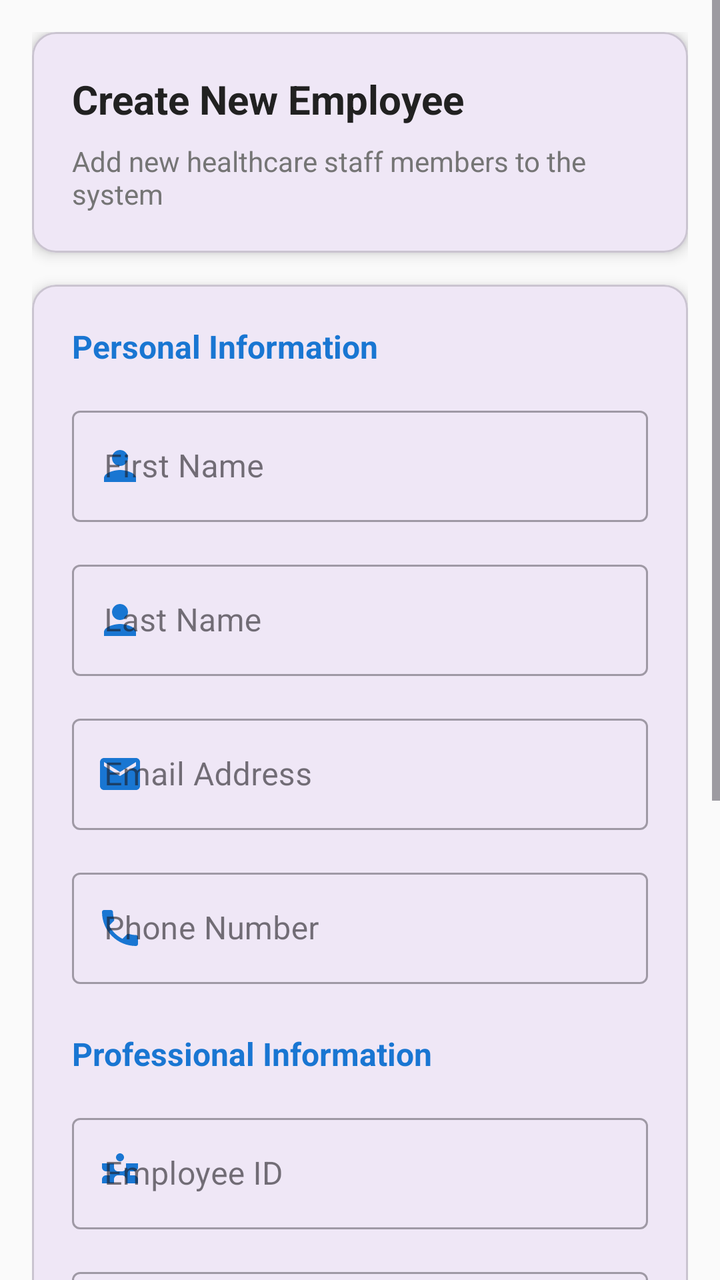
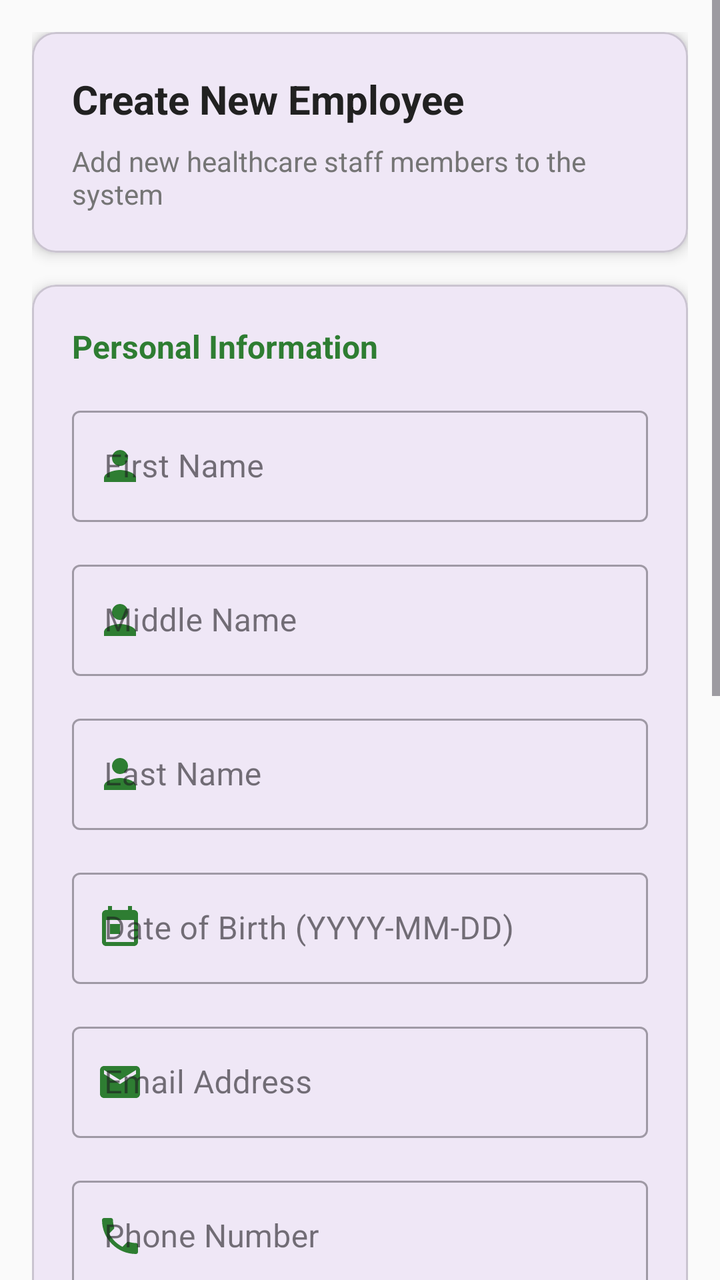

Compare the two renders of this Android layout. The source of the first and the diff that turns it into the second are given below.
<!-- AndroidManifest.xml: application theme Theme.H_CAS -->
<!-- res/layout/fragment_create_employee.xml -->
<?xml version="1.0" encoding="utf-8"?>
<ScrollView xmlns:android="http://schemas.android.com/apk/res/android"
    xmlns:app="http://schemas.android.com/apk/res-auto"
    android:layout_width="match_parent"
    android:layout_height="match_parent"
    android:background="@color/background_light"
    android:fillViewport="true">

    <LinearLayout
        android:layout_width="match_parent"
        android:layout_height="wrap_content"
        android:orientation="vertical"
        android:padding="16dp">

        
        <com.google.android.material.card.MaterialCardView
            android:layout_width="match_parent"
            android:layout_height="wrap_content"
            android:layout_marginBottom="16dp"
            app:cardCornerRadius="12dp"
            app:cardElevation="4dp">

            <LinearLayout
                android:layout_width="match_parent"
                android:layout_height="wrap_content"
                android:orientation="vertical"
                android:padding="20dp">

                <TextView
                    android:layout_width="wrap_content"
                    android:layout_height="wrap_content"
                    android:text="Create New Employee"
                    android:textSize="20sp"
                    android:textStyle="bold"
                    android:textColor="@color/text_primary" />

                <TextView
                    android:layout_width="wrap_content"
                    android:layout_height="wrap_content"
                    android:layout_marginTop="8dp"
                    android:text="Add new healthcare staff members to the system"
                    android:textSize="14sp"
                    android:textColor="@color/text_secondary" />

            </LinearLayout>

        </com.google.android.material.card.MaterialCardView>

        
        <com.google.android.material.card.MaterialCardView
            android:layout_width="match_parent"
            android:layout_height="wrap_content"
            android:layout_marginBottom="16dp"
            app:cardCornerRadius="12dp"
            app:cardElevation="4dp">

            <LinearLayout
                android:layout_width="match_parent"
                android:layout_height="wrap_content"
                android:orientation="vertical"
                android:padding="20dp">

                
                <TextView
                    android:layout_width="wrap_content"
                    android:layout_height="wrap_content"
                    android:text="Personal Information"
                    android:textSize="16sp"
                    android:textStyle="bold"
                    android:textColor="@color/primary_blue"
                    android:layout_marginBottom="16dp" />

                
                <com.google.android.material.textfield.TextInputLayout
                    android:id="@+id/firstNameLayout"
                    android:layout_width="match_parent"
                    android:layout_height="wrap_content"
                    android:layout_marginBottom="16dp"
                    android:hint="First Name"
                    app:startIconDrawable="@drawable/ic_person"
                    app:startIconTint="@color/primary_blue"
                    style="@style/Widget.MaterialComponents.TextInputLayout.OutlinedBox">

                    <com.google.android.material.textfield.TextInputEditText
                        android:id="@+id/firstNameEditText"
                        android:layout_width="match_parent"
                        android:layout_height="wrap_content"
                        android:inputType="textPersonName" />

                </com.google.android.material.textfield.TextInputLayout>

                
                <com.google.android.material.textfield.TextInputLayout
                    android:id="@+id/lastNameLayout"
                    android:layout_width="match_parent"
                    android:layout_height="wrap_content"
                    android:layout_marginBottom="16dp"
                    android:hint="Last Name"
                    app:startIconDrawable="@drawable/ic_person"
                    app:startIconTint="@color/primary_blue"
                    style="@style/Widget.MaterialComponents.TextInputLayout.OutlinedBox">

                    <com.google.android.material.textfield.TextInputEditText
                        android:id="@+id/lastNameEditText"
                        android:layout_width="match_parent"
                        android:layout_height="wrap_content"
                        android:inputType="textPersonName" />

                </com.google.android.material.textfield.TextInputLayout>

                
                <com.google.android.material.textfield.TextInputLayout
                    android:id="@+id/emailLayout"
                    android:layout_width="match_parent"
                    android:layout_height="wrap_content"
                    android:layout_marginBottom="16dp"
                    android:hint="Email Address"
                    app:startIconDrawable="@drawable/ic_email"
                    app:startIconTint="@color/primary_blue"
                    style="@style/Widget.MaterialComponents.TextInputLayout.OutlinedBox">

                    <com.google.android.material.textfield.TextInputEditText
                        android:id="@+id/emailEditText"
                        android:layout_width="match_parent"
                        android:layout_height="wrap_content"
                        android:inputType="textEmailAddress" />

                </com.google.android.material.textfield.TextInputLayout>

                
                <com.google.android.material.textfield.TextInputLayout
                    android:id="@+id/phoneLayout"
                    android:layout_width="match_parent"
                    android:layout_height="wrap_content"
                    android:layout_marginBottom="24dp"
                    android:hint="Phone Number"
                    app:startIconDrawable="@drawable/ic_phone"
                    app:startIconTint="@color/primary_blue"
                    style="@style/Widget.MaterialComponents.TextInputLayout.OutlinedBox">

                    <com.google.android.material.textfield.TextInputEditText
                        android:id="@+id/phoneEditText"
                        android:layout_width="match_parent"
                        android:layout_height="wrap_content"
                        android:inputType="phone" />

                </com.google.android.material.textfield.TextInputLayout>

                
                <TextView
                    android:layout_width="wrap_content"
                    android:layout_height="wrap_content"
                    android:text="Professional Information"
                    android:textSize="16sp"
                    android:textStyle="bold"
                    android:textColor="@color/primary_blue"
                    android:layout_marginBottom="16dp" />

                
                <com.google.android.material.textfield.TextInputLayout
                    android:id="@+id/employeeIdLayout"
                    android:layout_width="match_parent"
                    android:layout_height="wrap_content"
                    android:layout_marginBottom="16dp"
                    android:hint="Employee ID"
                    app:startIconDrawable="@drawable/ic_badge"
                    app:startIconTint="@color/primary_blue"
                    style="@style/Widget.MaterialComponents.TextInputLayout.OutlinedBox">

                    <com.google.android.material.textfield.TextInputEditText
                        android:id="@+id/employeeIdEditText"
                        android:layout_width="match_parent"
                        android:layout_height="wrap_content"
                        android:inputType="text"
                        android:enabled="false"
                        android:focusable="false"
                        android:clickable="false" />

                </com.google.android.material.textfield.TextInputLayout>

                
                <com.google.android.material.textfield.TextInputLayout
                    android:id="@+id/roleLayout"
                    android:layout_width="match_parent"
                    android:layout_height="wrap_content"
                    android:layout_marginBottom="24dp"
                    android:hint="Select Role"
                    app:startIconDrawable="@drawable/ic_work"
                    app:startIconTint="@color/primary_blue"
                    style="@style/Widget.MaterialComponents.TextInputLayout.OutlinedBox.ExposedDropdownMenu">

                    <com.google.android.material.textfield.MaterialAutoCompleteTextView
                        android:id="@+id/roleAutoCompleteTextView"
                        android:layout_width="match_parent"
                        android:layout_height="wrap_content"
                        android:inputType="none" />

                </com.google.android.material.textfield.TextInputLayout>

                
                <TextView
                    android:layout_width="wrap_content"
                    android:layout_height="wrap_content"
                    android:text="Account Information"
                    android:textSize="16sp"
                    android:textStyle="bold"
                    android:textColor="@color/primary_blue"
                    android:layout_marginBottom="16dp" />

                
                <com.google.android.material.textfield.TextInputLayout
                    android:id="@+id/usernameLayout"
                    android:layout_width="match_parent"
                    android:layout_height="wrap_content"
                    android:layout_marginBottom="16dp"
                    android:hint="Username"
                    app:startIconDrawable="@drawable/ic_person"
                    app:startIconTint="@color/primary_blue"
                    style="@style/Widget.MaterialComponents.TextInputLayout.OutlinedBox">

                    <com.google.android.material.textfield.TextInputEditText
                        android:id="@+id/usernameEditText"
                        android:layout_width="match_parent"
                        android:layout_height="wrap_content"
                        android:inputType="text" />

                </com.google.android.material.textfield.TextInputLayout>

                
                <com.google.android.material.textfield.TextInputLayout
                    android:id="@+id/passwordLayout"
                    android:layout_width="match_parent"
                    android:layout_height="wrap_content"
                    android:layout_marginBottom="24dp"
                    android:hint="Password"
                    app:startIconDrawable="@drawable/ic_lock"
                    app:startIconTint="@color/primary_blue"
                    app:endIconMode="password_toggle"
                    app:endIconTint="@color/primary_blue"
                    style="@style/Widget.MaterialComponents.TextInputLayout.OutlinedBox">

                    <com.google.android.material.textfield.TextInputEditText
                        android:id="@+id/passwordEditText"
                        android:layout_width="match_parent"
                        android:layout_height="wrap_content"
                        android:inputType="textPassword" />

                </com.google.android.material.textfield.TextInputLayout>

                
                <com.google.android.material.button.MaterialButton
                    android:id="@+id/createEmployeeButton"
                    android:layout_width="match_parent"
                    android:layout_height="56dp"
                    android:text="Create Employee"
                    android:textSize="16sp"
                    android:textStyle="bold"
                    app:cornerRadius="8dp"
                    app:backgroundTint="@color/primary_blue"
                    android:textColor="@color/white" />

            </LinearLayout>

        </com.google.android.material.card.MaterialCardView>

    </LinearLayout>

</ScrollView>
<!-- resources referenced by this layout -->
<resources>
  <color name="background_light">#FAFAFA</color>
  <color name="primary_blue">#1976D2</color>
  <color name="text_primary">#212121</color>
  <color name="text_secondary">#757575</color>
  <color name="white">#FFFFFFFF</color>
  <!-- drawable ic_badge (drawable) -->
  <vector xmlns:android="http://schemas.android.com/apk/res/android"
      android:width="24dp"
      android:height="24dp"
      android:viewportWidth="24"
      android:viewportHeight="24"
      android:tint="?attr/colorOnSurface">
    <path
        android:fillColor="@android:color/white"
        android:pathData="M12,2C13.1,2 14,2.9 14,4C14,5.1 13.1,6 12,6C10.9,6 10,5.1 10,4C10,2.9 10.9,2 12,2ZM21,9V7L15,7V9C15,10.1 14.1,11 13,11H11C9.9,11 9,10.1 9,9V7H3V9C3,10.1 3.9,11 5,11H7V13H5C3.9,13 3,13.9 3,15V17H9V15C9,13.9 9.9,13 11,13H13C14.1,13 15,13.9 15,15V17H21V15C21,13.9 20.1,13 19,13H17V11H19C20.1,11 21,10.1 21,9Z"/>
  </vector>
  <!-- drawable ic_email (drawable) -->
  <vector xmlns:android="http://schemas.android.com/apk/res/android"
      android:width="24dp"
      android:height="24dp"
      android:viewportWidth="24"
      android:viewportHeight="24"
      android:tint="@color/primary_blue">
    <path
        android:fillColor="@android:color/white"
        android:pathData="M20,4L4,4c-1.1,0 -1.99,0.9 -1.99,2L2,18c0,1.1 0.9,2 2,2h16c1.1,0 2,-0.9 2,-2L22,6c0,-1.1 -0.9,-2 -2,-2zM20,8l-8,5 -8,-5L4,6l8,5 8,-5v2z"/>
  </vector>
  <!-- drawable ic_person (drawable) -->
  <vector xmlns:android="http://schemas.android.com/apk/res/android"
      android:width="24dp"
      android:height="24dp"
      android:viewportWidth="24"
      android:viewportHeight="24"
      android:tint="?attr/colorOnSurface">
    <path
        android:fillColor="@android:color/white"
        android:pathData="M12,12c2.21,0 4,-1.79 4,-4s-1.79,-4 -4,-4 -4,1.79 -4,4 1.79,4 4,4zM12,14c-2.67,0 -8,1.34 -8,4v2h16v-2c0,-2.66 -5.33,-4 -8,-4z"/>
  </vector>
  <!-- drawable ic_phone (drawable) -->
  <vector xmlns:android="http://schemas.android.com/apk/res/android"
      android:width="24dp"
      android:height="24dp"
      android:viewportWidth="24"
      android:viewportHeight="24"
      android:tint="@color/primary_blue">
    <path
        android:fillColor="@android:color/white"
        android:pathData="M6.62,10.79c1.44,2.83 3.76,5.14 6.59,6.59l2.2,-2.2c0.27,-0.27 0.67,-0.36 1.02,-0.24 1.12,0.37 2.33,0.57 3.57,0.57 0.55,0 1,0.45 1,1V20c0,0.55 -0.45,1 -1,1 -9.39,0 -17,-7.61 -17,-17 0,-0.55 0.45,-1 1,-1h3.5c0.55,0 1,0.45 1,1 0,1.25 0.2,2.45 0.57,3.57 0.11,0.35 0.03,0.74 -0.25,1.02l-2.2,2.2z"/>
  </vector>
  <!-- drawable ic_work (drawable) -->
  <vector xmlns:android="http://schemas.android.com/apk/res/android"
      android:width="24dp"
      android:height="24dp"
      android:viewportWidth="24"
      android:viewportHeight="24"
      android:tint="@color/primary_blue">
    <path
        android:fillColor="@android:color/white"
        android:pathData="M20,6h-2L18,4c0,-1.11 -0.89,-2 -2,-2L8,2C6.89,2 6,2.89 6,4v2L4,6c-1.11,0 -1.99,0.89 -1.99,2L2,19c0,1.11 0.89,2 2,2h16c1.11,0 2,-0.89 2,-2L22,8c0,-1.11 -0.89,-2 -2,-2zM8,4h8v2L8,6L8,4zM20,19L4,19v-5h16v5zM20,12L4,12L4,8h16v4z"/>
  </vector>
  <style name="Theme.H_CAS" parent="Base.Theme.H_CAS" />
  <style name="Base.Theme.H_CAS" parent="Theme.Material3.DayNight.NoActionBar">
          
          
      </style>
  <!-- unchanged entries left out for length: 1 -->
</resources>

<!-- the commit's change to res/layout/fragment_create_employee.xml (unified diff, before → after) -->
@@ -67,7 +67,7 @@
                     android:text="Personal Information"
                     android:textSize="16sp"
                     android:textStyle="bold"
-                    android:textColor="@color/primary_blue"
+                    android:textColor="@color/admin_deep_purple"
                     android:layout_marginBottom="16dp" />
 
                 
@@ -78,11 +78,30 @@
                     android:layout_marginBottom="16dp"
                     android:hint="First Name"
                     app:startIconDrawable="@drawable/ic_person"
-                    app:startIconTint="@color/primary_blue"
+                    app:startIconTint="@color/admin_deep_purple"
                     style="@style/Widget.MaterialComponents.TextInputLayout.OutlinedBox">
 
                     <com.google.android.material.textfield.TextInputEditText
                         android:id="@+id/firstNameEditText"
+                        android:layout_width="match_parent"
+                        android:layout_height="wrap_content"
+                        android:inputType="textPersonName" />
+
+                </com.google.android.material.textfield.TextInputLayout>
+
+                
+                <com.google.android.material.textfield.TextInputLayout
+                    android:id="@+id/middleNameLayout"
+                    android:layout_width="match_parent"
+                    android:layout_height="wrap_content"
+                    android:layout_marginBottom="16dp"
+                    android:hint="Middle Name"
+                    app:startIconDrawable="@drawable/ic_person"
+                    app:startIconTint="@color/admin_deep_purple"
+                    style="@style/Widget.MaterialComponents.TextInputLayout.OutlinedBox">
+
+                    <com.google.android.material.textfield.TextInputEditText
+                        android:id="@+id/middleNameEditText"
                         android:layout_width="match_parent"
                         android:layout_height="wrap_content"
                         android:inputType="textPersonName" />
@@ -97,7 +116,7 @@
                     android:layout_marginBottom="16dp"
                     android:hint="Last Name"
                     app:startIconDrawable="@drawable/ic_person"
-                    app:startIconTint="@color/primary_blue"
+                    app:startIconTint="@color/admin_deep_purple"
                     style="@style/Widget.MaterialComponents.TextInputLayout.OutlinedBox">
 
                     <com.google.android.material.textfield.TextInputEditText
@@ -105,6 +124,28 @@
                         android:layout_width="match_parent"
                         android:layout_height="wrap_content"
                         android:inputType="textPersonName" />
+
+                </com.google.android.material.textfield.TextInputLayout>
+
+                
+                <com.google.android.material.textfield.TextInputLayout
+                    android:id="@+id/dateOfBirthLayout"
+                    android:layout_width="match_parent"
+                    android:layout_height="wrap_content"
+                    android:layout_marginBottom="16dp"
+                    android:hint="Date of Birth (YYYY-MM-DD)"
+                    app:startIconDrawable="@drawable/ic_calendar"
+                    app:startIconTint="@color/admin_deep_purple"
+                    style="@style/Widget.MaterialComponents.TextInputLayout.OutlinedBox">
+
+                    <com.google.android.material.textfield.TextInputEditText
+                        android:id="@+id/dateOfBirthEditText"
+                        android:layout_width="match_parent"
+                        android:layout_height="wrap_content"
+                        android:inputType="none"
+                        android:focusable="true"
+                        android:clickable="true"
+                        android:cursorVisible="false" />
 
                 </com.google.android.material.textfield.TextInputLayout>
 
@@ -116,7 +157,7 @@
                     android:layout_marginBottom="16dp"
                     android:hint="Email Address"
                     app:startIconDrawable="@drawable/ic_email"
-                    app:startIconTint="@color/primary_blue"
+                    app:startIconTint="@color/admin_deep_purple"
                     style="@style/Widget.MaterialComponents.TextInputLayout.OutlinedBox">
 
                     <com.google.android.material.textfield.TextInputEditText
@@ -135,7 +176,7 @@
                     android:layout_marginBottom="24dp"
                     android:hint="Phone Number"
                     app:startIconDrawable="@drawable/ic_phone"
-                    app:startIconTint="@color/primary_blue"
+                    app:startIconTint="@color/admin_deep_purple"
                     style="@style/Widget.MaterialComponents.TextInputLayout.OutlinedBox">
 
                     <com.google.android.material.textfield.TextInputEditText
@@ -153,7 +194,7 @@
                     android:text="Professional Information"
                     android:textSize="16sp"
                     android:textStyle="bold"
-                    android:textColor="@color/primary_blue"
+                    android:textColor="@color/admin_deep_purple"
                     android:layout_marginBottom="16dp" />
 
                 
@@ -164,7 +205,7 @@
                     android:layout_marginBottom="16dp"
                     android:hint="Employee ID"
                     app:startIconDrawable="@drawable/ic_badge"
-                    app:startIconTint="@color/primary_blue"
+                    app:startIconTint="@color/admin_deep_purple"
                     style="@style/Widget.MaterialComponents.TextInputLayout.OutlinedBox">
 
                     <com.google.android.material.textfield.TextInputEditText
@@ -186,7 +227,7 @@
                     android:layout_marginBottom="24dp"
                     android:hint="Select Role"
                     app:startIconDrawable="@drawable/ic_work"
-                    app:startIconTint="@color/primary_blue"
+                    app:startIconTint="@color/admin_deep_purple"
                     style="@style/Widget.MaterialComponents.TextInputLayout.OutlinedBox.ExposedDropdownMenu">
 
                     <com.google.android.material.textfield.MaterialAutoCompleteTextView
@@ -204,7 +245,7 @@
                     android:text="Account Information"
                     android:textSize="16sp"
                     android:textStyle="bold"
-                    android:textColor="@color/primary_blue"
+                    android:textColor="@color/admin_deep_purple"
                     android:layout_marginBottom="16dp" />
 
                 
@@ -215,7 +256,7 @@
                     android:layout_marginBottom="16dp"
                     android:hint="Username"
                     app:startIconDrawable="@drawable/ic_person"
-                    app:startIconTint="@color/primary_blue"
+                    app:startIconTint="@color/admin_deep_purple"
                     style="@style/Widget.MaterialComponents.TextInputLayout.OutlinedBox">
 
                     <com.google.android.material.textfield.TextInputEditText
@@ -234,9 +275,9 @@
                     android:layout_marginBottom="24dp"
                     android:hint="Password"
                     app:startIconDrawable="@drawable/ic_lock"
-                    app:startIconTint="@color/primary_blue"
+                    app:startIconTint="@color/admin_deep_purple"
                     app:endIconMode="password_toggle"
-                    app:endIconTint="@color/primary_blue"
+                    app:endIconTint="@color/admin_deep_purple"
                     style="@style/Widget.MaterialComponents.TextInputLayout.OutlinedBox">
 
                     <com.google.android.material.textfield.TextInputEditText
@@ -256,7 +297,7 @@
                     android:textSize="16sp"
                     android:textStyle="bold"
                     app:cornerRadius="8dp"
-                    app:backgroundTint="@color/primary_blue"
+                    app:backgroundTint="@color/admin_deep_purple"
                     android:textColor="@color/white" />
 
             </LinearLayout>
<!-- resource entries referenced after the edit -->
@@ -1,5 +1,6 @@
 <!-- resources referenced by this layout -->
 <resources>
+  <color name="admin_deep_purple">#2E7D32</color>
   <color name="background_light">#FAFAFA</color>
   <color name="primary_blue">#1976D2</color>
   <color name="text_primary">#212121</color>
@@ -15,6 +16,17 @@
     <path
         android:fillColor="@android:color/white"
         android:pathData="M12,2C13.1,2 14,2.9 14,4C14,5.1 13.1,6 12,6C10.9,6 10,5.1 10,4C10,2.9 10.9,2 12,2ZM21,9V7L15,7V9C15,10.1 14.1,11 13,11H11C9.9,11 9,10.1 9,9V7H3V9C3,10.1 3.9,11 5,11H7V13H5C3.9,13 3,13.9 3,15V17H9V15C9,13.9 9.9,13 11,13H13C14.1,13 15,13.9 15,15V17H21V15C21,13.9 20.1,13 19,13H17V11H19C20.1,11 21,10.1 21,9Z"/>
+  </vector>
+  <!-- drawable ic_calendar (drawable) -->
+  <vector xmlns:android="http://schemas.android.com/apk/res/android"
+      android:width="24dp"
+      android:height="24dp"
+      android:viewportWidth="24"
+      android:viewportHeight="24"
+      android:tint="@color/nav_item_color">
+    <path
+        android:fillColor="@android:color/white"
+        android:pathData="M19,3h-1V1h-2v2H8V1H6v2H5C3.89,3 3.01,3.9 3.01,5L3,19c0,1.1 0.89,2 2,2h14c1.1,0 2,-0.9 2,-2V5C21,3.9 20.1,3 19,3zM19,19H5V8h14V19zM7,10h5v5H7V10z"/>
   </vector>
   <!-- drawable ic_email (drawable) -->
   <vector xmlns:android="http://schemas.android.com/apk/res/android"
@@ -61,6 +73,7 @@
         android:pathData="M20,6h-2L18,4c0,-1.11 -0.89,-2 -2,-2L8,2C6.89,2 6,2.89 6,4v2L4,6c-1.11,0 -1.99,0.89 -1.99,2L2,19c0,1.11 0.89,2 2,2h16c1.11,0 2,-0.89 2,-2L22,8c0,-1.11 -0.89,-2 -2,-2zM8,4h8v2L8,6L8,4zM20,19L4,19v-5h16v5zM20,12L4,12L4,8h16v4z"/>
   </vector>
   <style name="Theme.H_CAS" parent="Base.Theme.H_CAS" />
+  <color name="nav_item_color">#727272</color>
   <style name="Base.Theme.H_CAS" parent="Theme.Material3.DayNight.NoActionBar">
           
           
